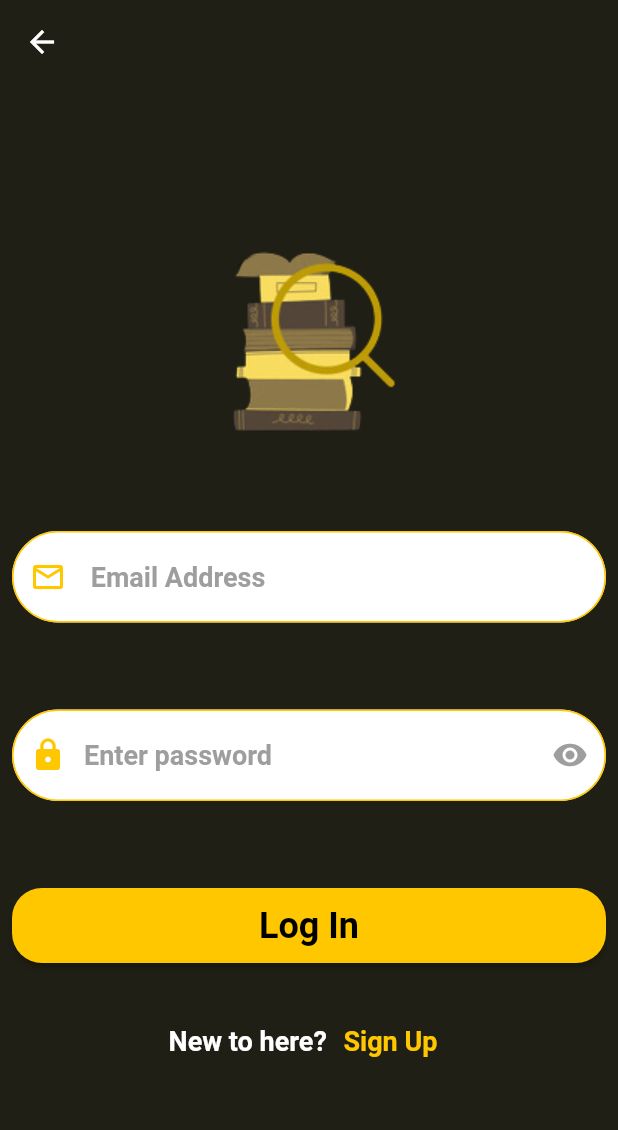
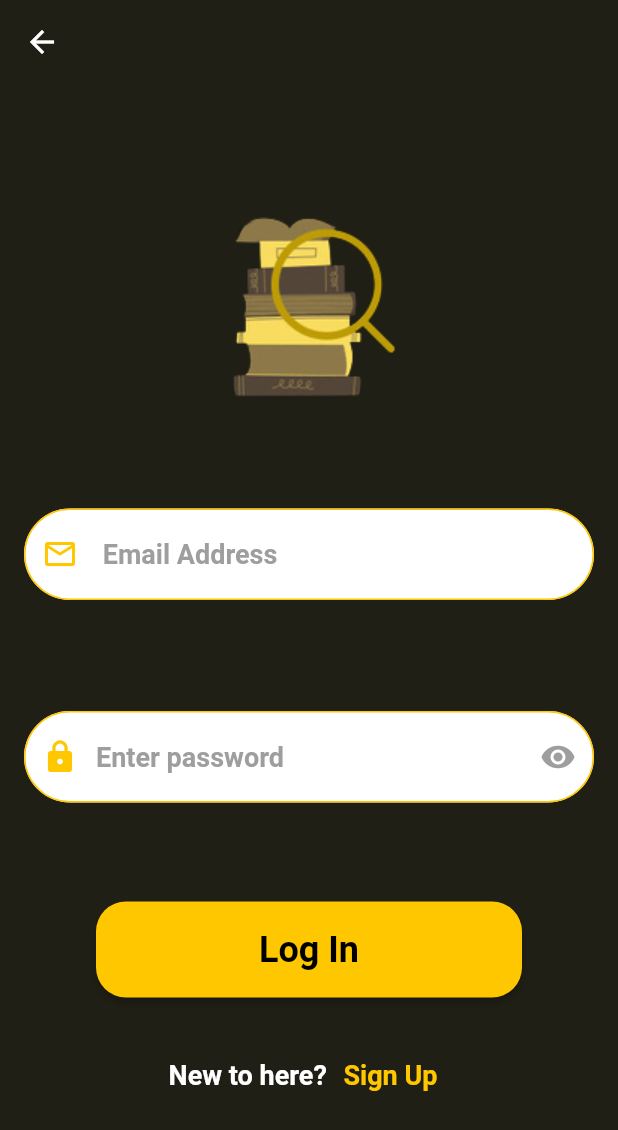
Before and after one commit to Deepak-coder80/ShelfSpot-Frontend, a Flutter app: the screen it shows after launch, after a tap on "Login As Admin", on a phone screen of 412 x 824 dp. Shown: the top 1130 px of the screen. Run offline on Flutter 3.47's test engine with Material 2 defaults, Android fonts, the phone set to English and light mode, and no system bars; our stand-ins replace email_validator, flutter_dotenv, jwt_decoder, loading_indicator, shared_preferences.

Commit message:
design refactored

```diff
--- a/lib/main.dart
+++ b/lib/main.dart
@@ -10,7 +10,22 @@ void main() async {
   var email = pref.getString('email');
   var isAdmin = pref.getBool('isAdmin');
   await dotenv.load(fileName: ".env");
-  runApp(MaterialApp(
+  runApp(MaterialHomePage(email: email, isAdmin: isAdmin));
+}
+
+class MaterialHomePage extends StatelessWidget {
+  const MaterialHomePage({
+    super.key,
+    required this.email,
+    required this.isAdmin,
+  });
+
+  final String? email;
+  final bool? isAdmin;
+
+  @override
+  Widget build(BuildContext context) {
+    return MaterialApp(
       debugShowCheckedModeBanner: false,
       title: 'SHELF SPOT',
       theme: ThemeData(
@@ -19,5 +34,6 @@ void main() async {
       home: email != null
           ? (isAdmin == true ? const AdminHomePage() : const LogInPage())
           : const LogInPage(),
-  ));
+    );
   }
+}
--- a/lib/screens/authenticationScreens/admin_login_page.dart
+++ b/lib/screens/authenticationScreens/admin_login_page.dart
@@ -70,22 +70,31 @@ class _AdminLoginPageState extends State<AdminLoginPage> {
               const SizedBox(
                 height: 52,
               ),
-              TextInputField(
+              Padding(
+                padding: const EdgeInsets.all(8.0),
+                child: TextInputField(
                   text: ' Email Address',
                   controller: _emailController,
                   iconData: Icons.email_outlined,
                 ),
-              const SizedBox(
-                height: 42,
-              ),
-              PasswordTextField(
-                text: 'Enter password',
-                controller: _passwordController,
               ),
               const SizedBox(
                 height: 42,
               ),
-              LoginButton(
+              Padding(
+                padding: const EdgeInsets.all(8.0),
+                child: PasswordTextField(
+                  text: 'Enter password',
+                  controller: _passwordController,
+                ),
+              ),
+              const SizedBox(
+                height: 42,
+              ),
+              SizedBox(
+                height: 80,
+                width: 300,
+                child: LoginButton(
                   text: 'Log In',
                   onPressed: () async {
                     if (_emailController.text.isEmpty) {
@@ -167,6 +176,7 @@ class _AdminLoginPageState extends State<AdminLoginPage> {
                     }
                   },
                 ),
+              ),
               const SizedBox(
                 height: 20,
               ),
--- a/lib/screens/authenticationScreens/login_page.dart
+++ b/lib/screens/authenticationScreens/login_page.dart
@@ -21,6 +21,9 @@ class _LogInPageState extends State<LogInPage> {
             mainAxisAlignment: MainAxisAlignment.center,
             crossAxisAlignment: CrossAxisAlignment.center,
             children: [
+              const SizedBox(
+                height: 50,
+              ),
               Image.asset('assets/images/applogo.png'),
               const Text(
                 'Shelf Spot',
@@ -33,20 +36,28 @@ class _LogInPageState extends State<LogInPage> {
               const SizedBox(
                 height: 52,
               ),
-              LoginButton(
+              SizedBox(
+                height: 80,
+                width: 300,
+                child: LoginButton(
                   text: 'Login As Admin',
                   onPressed: (){
                     Navigator.of(context).push(MaterialPageRoute(builder: (context)=> const AdminLoginPage()));
                   },
                 ),
+              ),
               const SizedBox(
                 height: 52,
               ),
-              LoginButton(
+              SizedBox(
+                height: 80,
+                width: 300,
+                child: LoginButton(
                   text: 'Login As Student',
                   onPressed: (){
                     Navigator.of(context).push(MaterialPageRoute(builder: (context)=> const AdminLoginPage()));
                   },
+                ),
               ),
               const SizedBox(
                 height: 52,
```
Lines whose indentation alone changed are shown as unchanged.
